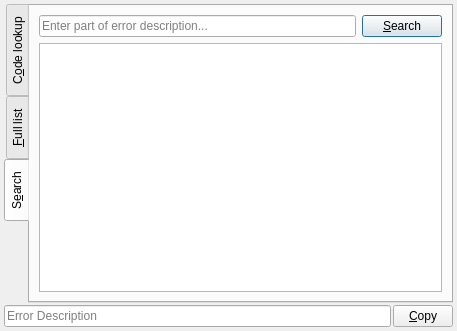
Old version of the form AuTerm/UwxErrorCode.ui in the repository thedjnK/AuTerm.
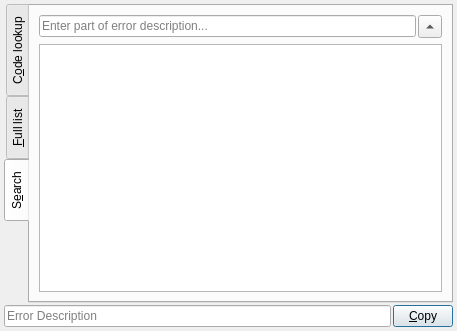
New version of the form. The open tabs and pages were chosen to show the change.

Commit message: Made the following changes:  - Added error code support  - Added Zephyr error codes from minimal C library errno.h    header  - Allow setting error code search order  - Make error code UI more usable  - Fix issue with version field being visible in error code    search

```diff
--- a/AuTerm/UwxErrorCode.ui
+++ b/AuTerm/UwxErrorCode.ui
@@ -134,6 +134,9 @@
          </property>
          <item>
           <layout class="QHBoxLayout" name="horizontalLayout">
+           <property name="spacing">
+            <number>2</number>
+           </property>
            <item>
             <widget class="QLineEdit" name="edit_Search">
              <property name="placeholderText">
@@ -142,9 +145,15 @@
             </widget>
            </item>
            <item>
-            <widget class="QPushButton" name="btn_Search">
+            <widget class="QToolButton" name="btn_order">
+             <property name="whatsThis">
+              <string>Ascending/descending order</string>
+             </property>
              <property name="text">
-              <string>&amp;Search</string>
+              <string>...</string>
+             </property>
+             <property name="arrowType">
+              <enum>Qt::UpArrow</enum>
              </property>
             </widget>
            </item>
```
Left out of the diff: 1 changed line with no effect on the pictures. The commit also changes 6 other files.
